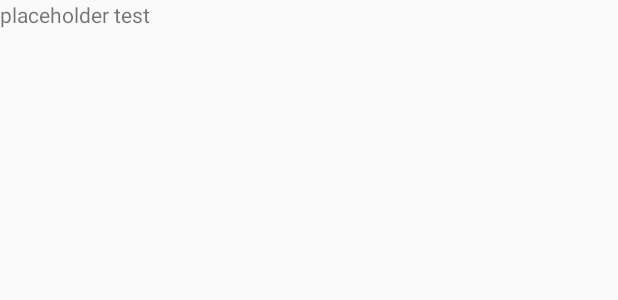
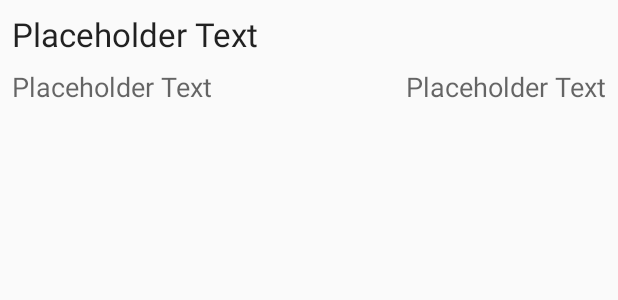
Before and after one commit to lormico/quiz-farmacia, an Android app: the layout list_item_question.xml on its own in the app's theme, with its tools: preview values and no code run, on a phone screen of 412 x 824 dp. Shown: the top 300 px of the screen. Run offline under Robolectric (Android 15) with nearby library versions, the phone set to English and light mode, and no system bars.

Commit message:
Added solution and question ID to entries in archive lists

```diff
--- a/app/src/main/res/layout/list_item_question.xml
+++ b/app/src/main/res/layout/list_item_question.xml
@@ -1,5 +1,7 @@
 <?xml version="1.0" encoding="utf-8"?>
-<FrameLayout xmlns:android="http://schemas.android.com/apk/res/android"
+<androidx.constraintlayout.widget.ConstraintLayout xmlns:android="http://schemas.android.com/apk/res/android"
+    xmlns:app="http://schemas.android.com/apk/res-auto"
+    xmlns:tools="http://schemas.android.com/tools"
     android:layout_width="match_parent"
     android:layout_height="wrap_content">
 
@@ -7,5 +9,35 @@
         android:id="@+id/list_item_question_text"
         android:layout_width="wrap_content"
         android:layout_height="wrap_content"
-        android:text="placeholder test" />
-</FrameLayout>
+        android:layout_marginStart="8dp"
+        android:layout_marginTop="8dp"
+        android:layout_marginBottom="8dp"
+        android:text="@string/placeholder_text"
+        android:textAppearance="@style/TextAppearance.AppCompat.Large"
+        app:layout_constraintBottom_toTopOf="@+id/list_item_question_solution"
+        app:layout_constraintStart_toStartOf="parent"
+        app:layout_constraintTop_toTopOf="parent" />
+
+    <TextView
+        android:id="@+id/list_item_question_solution"
+        android:layout_width="wrap_content"
+        android:layout_height="wrap_content"
+        android:layout_marginStart="8dp"
+        android:layout_marginEnd="16dp"
+        android:layout_marginBottom="8dp"
+        android:text="@string/placeholder_text"
+        android:textAppearance="@style/TextAppearance.AppCompat.Medium"
+        app:layout_constraintBottom_toBottomOf="parent"
+        app:layout_constraintStart_toStartOf="parent" />
+
+    <TextView
+        android:id="@+id/list_item_question_id"
+        android:layout_width="wrap_content"
+        android:layout_height="wrap_content"
+        android:layout_marginEnd="8dp"
+        android:layout_marginBottom="8dp"
+        android:text="@string/placeholder_text"
+        android:textAppearance="@style/TextAppearance.AppCompat.Medium"
+        app:layout_constraintBottom_toBottomOf="parent"
+        app:layout_constraintEnd_toEndOf="parent" />
+</androidx.constraintlayout.widget.ConstraintLayout>
--- a/app/src/main/res/values/strings.xml
+++ b/app/src/main/res/values/strings.xml
@@ -12,5 +12,5 @@
     <string name="menu_slideshow">Slideshow</string>
 
     <!-- TODO: Remove or change this placeholder text -->
-    <string name="hello_blank_fragment">Hello blank fragment</string>
+    <string name="placeholder_text">Placeholder Text</string>
 </resources>
```
Also changed, not shown: app/src/main/java/com/github/lormico/quizfarmacia/Util.java (added, +18 -0 lines), app/src/main/java/com/github/lormico/quizfarmacia/ui/archive/QuestionRecyclerViewAdapter.java (+15 -1 lines).
